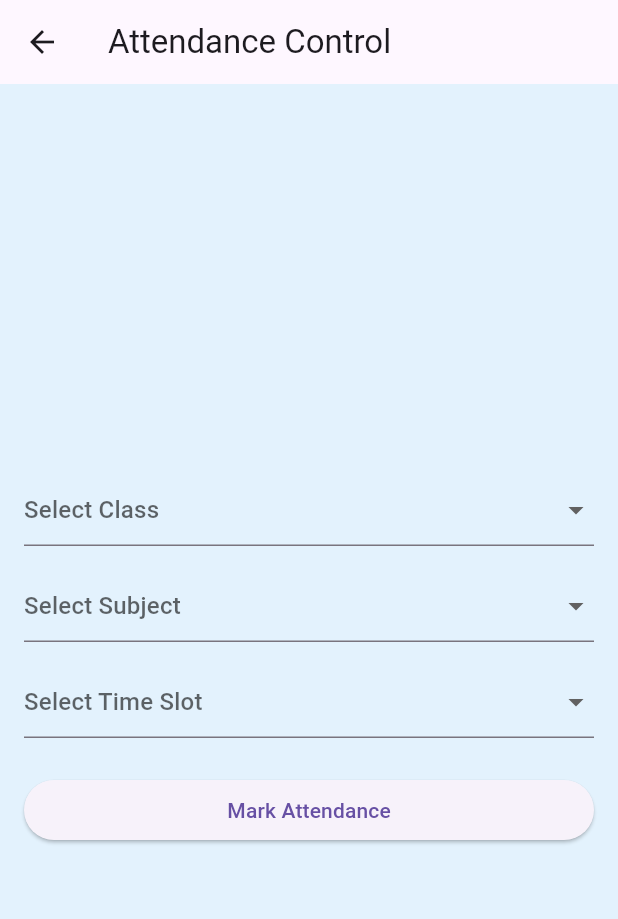
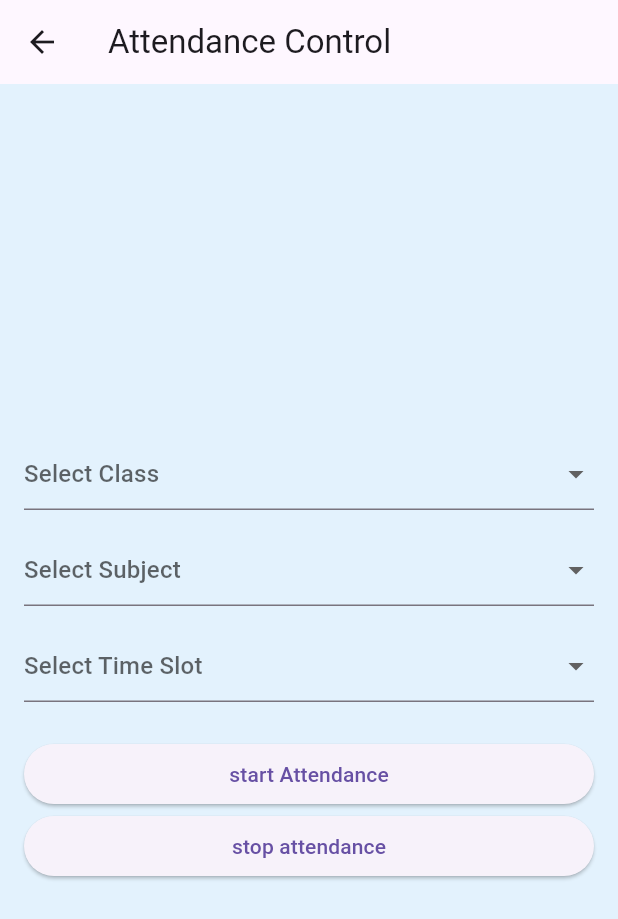
Before and after one commit to ganeshr3120/Smart-attendance-iot-system-with-app, a Flutter app: the FacultyAttendanceControlScreen screen opened directly, on a phone screen of 412 x 824 dp. Shown: the top 919 px of the screen. Run offline on Flutter 3.47's test engine with Material 3 defaults, Android fonts, the light colour scheme and no system bars; our stand-ins replace shared_preferences; accounts and stored records are empty.

Commit message:
add snack bar in attendance

```diff
--- a/lib/faculty_attendanceContol.dart
+++ b/lib/faculty_attendanceContol.dart
@@ -73,7 +73,7 @@ class _FacultyAttendanceControlScreenState
                   ScaffoldMessenger.of(context).showSnackBar(
                     SnackBar(
                       content: Text(
-                        'Attendance marked for $selectedClass - $selectedSubject at $selectedTimeSlot',
+                        'Attendance started for $selectedClass - $selectedSubject at $selectedTimeSlot',
                       ),
                     ),
                   );
@@ -87,7 +87,15 @@ class _FacultyAttendanceControlScreenState
                   );
                 }
               },
-              child: Text('Mark Attendance'),
+              child: Text('start Attendance'),
+            ),
+            ElevatedButton(
+              onPressed: () {
+                ScaffoldMessenger.of(context).showSnackBar(
+                  SnackBar(content: Text('Attendance slot clossed')),
+                );
+              },
+              child: Text('stop attendance'),
             ),
           ],
         ),
```
